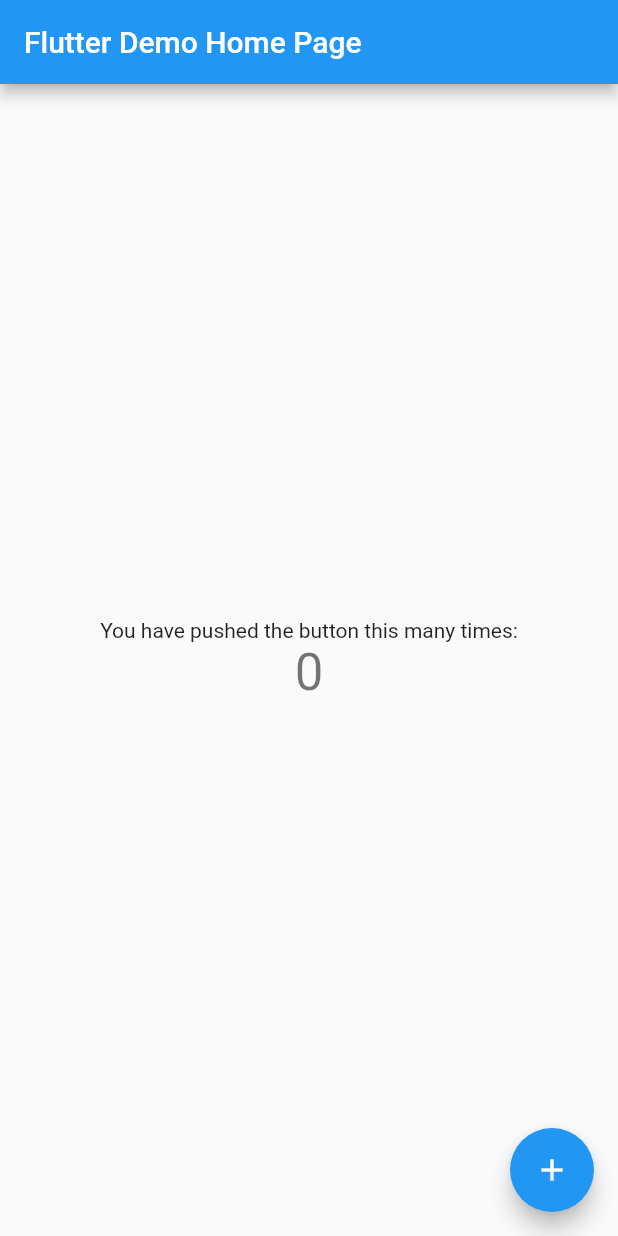
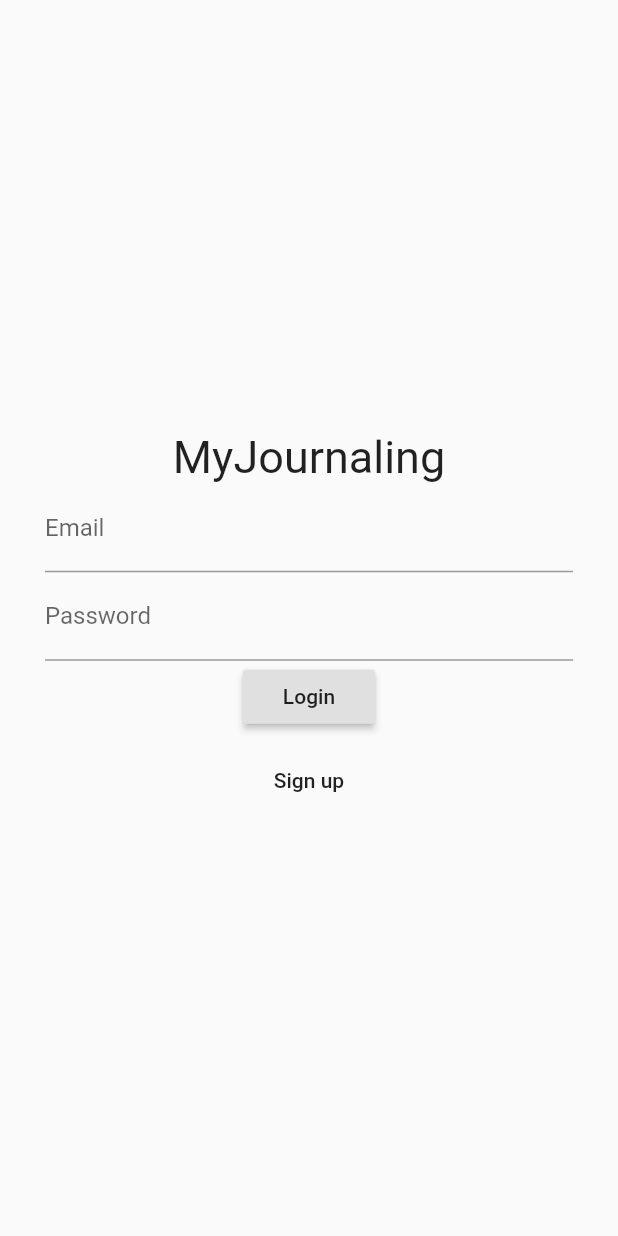
Before and after one commit to DarylvdBerg/my_journaling, a Flutter app: the screen it shows after launch, on a phone screen of 412 x 824 dp. Run offline on Flutter 3.47's test engine with Material 2 defaults, Android fonts, the phone set to English and light mode, and no system bars; our stand-ins replace email_validator, firebase_auth; accounts and stored records are empty.

Commit message:
Changes: - Added models for future - Added screens login, register and home - Added auth service to handle firebase auth - Added router to manage routes - Created a wrapper widget to check if user is logged in or not - Login and register to firebase works. - Logout. - Enabled multidex cause it was crying.

```diff
--- a/lib/main.dart
+++ b/lib/main.dart
@@ -1,4 +1,10 @@
 import 'package:flutter/material.dart';
+import 'package:my_journaling/services/auth.dart';
+import 'package:my_journaling/util/router.dart' as router;
+import 'package:my_journaling/wrapper.dart';
+import 'package:provider/provider.dart';
+
+import 'models/user.dart';
 
 void main() => runApp(MyApp());
 
@@ -6,106 +12,13 @@ class MyApp extends StatelessWidget {
   // This widget is the root of your application.
   @override
   Widget build(BuildContext context) {
-    return MaterialApp(
-      title: 'Flutter Demo',
-      theme: ThemeData(
-        // This is the theme of your application.
-        //
-        // Try running your application with "flutter run". You'll see the
-        // application has a blue toolbar. Then, without quitting the app, try
-        // changing the primarySwatch below to Colors.green and then invoke
-        // "hot reload" (press "r" in the console where you ran "flutter run",
-        // or simply save your changes to "hot reload" in a Flutter IDE).
-        // Notice that the counter didn't reset back to zero; the application
-        // is not restarted.
-        primarySwatch: Colors.blue,
+    return StreamProvider<User>.value(
+      value: AuthService().user,
+      child: MaterialApp(
+        title: 'MyJournaling',
+        home: Wrapper(),
+        onGenerateRoute: router.generateRoute,
       ),
-      home: MyHomePage(title: 'Flutter Demo Home Page'),
     );
   }
 }
-
-class MyHomePage extends StatefulWidget {
-  MyHomePage({Key key, this.title}) : super(key: key);
-
-  // This widget is the home page of your application. It is stateful, meaning
-  // that it has a State object (defined below) that contains fields that affect
-  // how it looks.
-
-  // This class is the configuration for the state. It holds the values (in this
-  // case the title) provided by the parent (in this case the App widget) and
-  // used by the build method of the State. Fields in a Widget subclass are
-  // always marked "final".
-
-  final String title;
-
-  @override
-  _MyHomePageState createState() => _MyHomePageState();
-}
-
-class _MyHomePageState extends State<MyHomePage> {
-  int _counter = 0;
-
-  void _incrementCounter() {
-    setState(() {
-      // This call to setState tells the Flutter framework that something has
-      // changed in this State, which causes it to rerun the build method below
-      // so that the display can reflect the updated values. If we changed
-      // _counter without calling setState(), then the build method would not be
-      // called again, and so nothing would appear to happen.
-      _counter++;
-    });
-  }
-
-  @override
-  Widget build(BuildContext context) {
-    // This method is rerun every time setState is called, for instance as done
-    // by the _incrementCounter method above.
-    //
-    // The Flutter framework has been optimized to make rerunning build methods
-    // fast, so that you can just rebuild anything that needs updating rather
-    // than having to individually change instances of widgets.
-    return Scaffold(
-      appBar: AppBar(
-        // Here we take the value from the MyHomePage object that was created by
-        // the App.build method, and use it to set our appbar title.
-        title: Text(widget.title),
-      ),
-      body: Center(
-        // Center is a layout widget. It takes a single child and positions it
-        // in the middle of the parent.
-        child: Column(
-          // Column is also a layout widget. It takes a list of children and
-          // arranges them vertically. By default, it sizes itself to fit its
-          // children horizontally, and tries to be as tall as its parent.
-          //
-          // Invoke "debug painting" (press "p" in the console, choose the
-          // "Toggle Debug Paint" action from the Flutter Inspector in Android
-          // Studio, or the "Toggle Debug Paint" command in Visual Studio Code)
-          // to see the wireframe for each widget.
-          //
-          // Column has various properties to control how it sizes itself and
-          // how it positions its children. Here we use mainAxisAlignment to
-          // center the children vertically; the main axis here is the vertical
-          // axis because Columns are vertical (the cross axis would be
-          // horizontal).
-          mainAxisAlignment: MainAxisAlignment.center,
-          children: <Widget>[
-            Text(
-              'You have pushed the button this many times:',
-            ),
-            Text(
-              '$_counter',
-              style: Theme.of(context).textTheme.display1,
-            ),
-          ],
-        ),
-      ),
-      floatingActionButton: FloatingActionButton(
-        onPressed: _incrementCounter,
-        tooltip: 'Increment',
-        child: Icon(Icons.add),
-      ), // This trailing comma makes auto-formatting nicer for build methods.
-    );
-  }
-}
--- /dev/null
+++ b/lib/models/story.dart
@@ -0,0 +1,6 @@
+class Story {
+  int id;
+  String story;
+
+  DateTime date;
+}
--- /dev/null
+++ b/lib/models/user.dart
@@ -0,0 +1,7 @@
+class User {
+  String uid;
+  String name;
+  String email;
+
+  User({this.uid, this.name, this.email});
+}
--- /dev/null
+++ b/lib/screens/login_view.dart
@@ -0,0 +1,97 @@
+import 'package:email_validator/email_validator.dart';
+import 'package:flutter/material.dart';
+import 'package:my_journaling/services/auth.dart';
+import 'package:my_journaling/util/routing_names.dart';
+import 'package:my_journaling/widgets/app_name.dart';
+
+class LoginView extends StatefulWidget {
+  @override
+  _LoginViewState createState() => _LoginViewState();
+}
+
+class _LoginViewState extends State<LoginView> {
+  String _email, _password = '';
+
+  AuthService _auth = AuthService();
+  final GlobalKey<ScaffoldState> _scaffoldState = GlobalKey<ScaffoldState>();
+  final GlobalKey<FormState> _formKey = GlobalKey<FormState>();
+
+  @override
+  Widget build(BuildContext context) {
+    return Scaffold(
+      key: _scaffoldState,
+      body: Container(
+        padding: EdgeInsets.all(30),
+        child: Column(
+          mainAxisAlignment: MainAxisAlignment.center,
+          children: <Widget>[
+            AppName(),
+            Form(
+              key: _formKey,
+              child: Column(
+                children: <Widget>[
+                  TextFormField(
+                    decoration: InputDecoration(labelText: 'Email'),
+                    keyboardType: TextInputType.emailAddress,
+                    validator: (input) {
+                      if (!EmailValidator.validate(input)) {
+                        return 'Invalid email address';
+                      }
+
+                      if (input.isEmpty) {
+                        return 'Please enter a valid email address';
+                      }
+                      return null;
+                    },
+                    onChanged: (input) {
+                      setState(() => _email = input);
+                    },
+                  ),
+                  TextFormField(
+                    decoration: InputDecoration(labelText: 'Password'),
+                    obscureText: true,
+                    validator: (input) {
+                      if (input.isEmpty) {
+                        return 'Please enter a password';
+                      }
+
+                      if (input.length < 6) {
+                        return 'Password must be atleast 6 characters';
+                      }
+                      return null;
+                    },
+                    onChanged: (input) {
+                      setState(() => _password = input);
+                    },
+                  ),
+                  RaisedButton(
+                    onPressed: () => _login(),
+                    child: Text('Login'),
+                  ),
+                  FlatButton(
+                    onPressed: () =>
+                        Navigator.pushNamed(context, RegisterViewRoute),
+                    child: Text('Sign up'),
+                    padding: EdgeInsets.only(top: 15),
+                  ),
+                ],
+              ),
+            ),
+          ],
+        ),
+      ),
+    );
+  }
+
+  void _login() async {
+    final formState = _formKey.currentState;
+    if (formState.validate()) {
+      dynamic result = await _auth.login(_email, _password);
+      if (result == null) {
+        _scaffoldState.currentState.showSnackBar(SnackBar(
+          content: Text('Could not sign in with those credentials'),
+        ));
+      }
+    }
+  }
+}
--- /dev/null
+++ b/lib/services/auth.dart
@@ -0,0 +1,63 @@
+import 'package:firebase_auth/firebase_auth.dart';
+import 'package:my_journaling/models/user.dart';
+
+class AuthService {
+  FirebaseAuth _auth = FirebaseAuth.instance;
+
+
+  /// Register a new user with email and password
+  Future register(String name, String email, String password) async {
+    try {
+      AuthResult result = await _auth.createUserWithEmailAndPassword(email: email, password: password);
+      FirebaseUser user = result.user;
+
+      // Change display name of user
+      _setDisplayName(user, name);
+
+      return _createUserFromFirebaseUser(user);
+    } catch(e) {
+      return null;
+    }
+  }
+
+  /// Login user with email and password.
+  Future login(String email, String password) async {
+    try {
+      AuthResult result = await _auth.signInWithEmailAndPassword(email: email, password: password);
+      FirebaseUser user = result.user;
+      return _createUserFromFirebaseUser(user);
+    } catch(e) {
+      return null;
+    }
+  }
+
+  /// Sign out current user.
+  Future signOut() async {
+    try {
+      return await _auth.signOut();
+    } catch(e) {
+
+    }
+  }
+
+  Stream<User> get user {
+    return _auth.onAuthStateChanged
+        .map(_createUserFromFirebaseUser);
+  }
+
+
+  /// Update display name when a new user is registered.
+  void _setDisplayName(FirebaseUser user, String name) {
+    UserUpdateInfo updateInfo = UserUpdateInfo();
+    updateInfo.displayName = name;
+
+    user.updateProfile(updateInfo);
+  }
+
+
+  /// Create user from firebase
+  User _createUserFromFirebaseUser(FirebaseUser user) {
+    return user != null ? User(uid: user.uid, name: user.displayName, email: user.email)
+        : null;
+  }
+}
--- /dev/null
+++ b/lib/util/routing_names.dart
@@ -0,0 +1,3 @@
+const String LoginViewRoute = 'login';
+const String RegisterViewRoute = 'register';
+const String HomeViewRoute = 'home';
--- /dev/null
+++ b/lib/widgets/app_name.dart
@@ -0,0 +1,13 @@
+import 'package:flutter/material.dart';
+
+class AppName extends StatelessWidget {
+  @override
+  Widget build(BuildContext context) {
+    return Text(
+      "MyJournaling",
+      style: TextStyle(
+        fontSize: 30,
+      ),
+    );
+  }
+}
--- /dev/null
+++ b/lib/wrapper.dart
@@ -0,0 +1,18 @@
+import 'package:flutter/material.dart';
+import 'package:my_journaling/screens/home_view.dart';
+import 'package:my_journaling/screens/login_view.dart';
+import 'package:provider/provider.dart';
+
+import 'models/user.dart';
+
+class Wrapper extends StatelessWidget {
+  @override
+  Widget build(BuildContext context) {
+
+    // Get the current user from the provider stream
+    final currentUser = Provider.of<User>(context);
+
+    // Return Login or Home based on if user is logged in.
+    return currentUser == null ? LoginView() : HomeView();
+  }
+}
```
Also changed, not shown: lib/models/question.dart (added, +9 -0 lines), lib/screens/home_view.dart (added, +36 -0 lines), lib/screens/register_view.dart (added, +132 -0 lines), lib/util/router.dart (added, +16 -0 lines), pubspec.yaml (+8 -2 lines), pubspec.lock, 3 other files.
